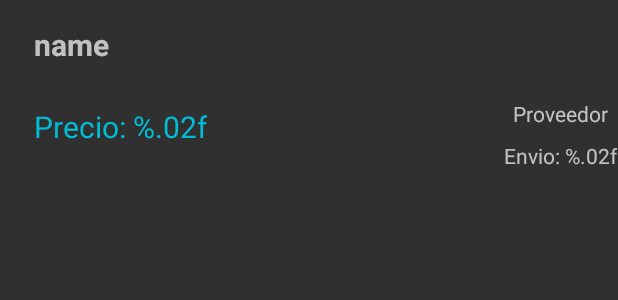
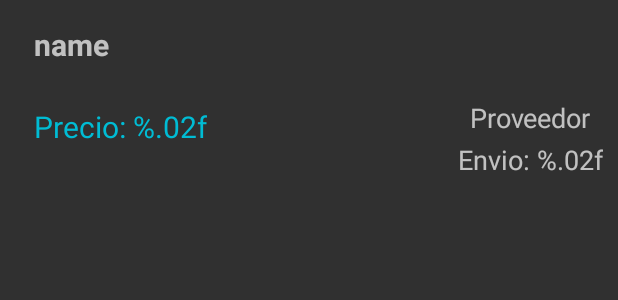
Before and after one commit to Ramy34/Catalogo, an Android app: the layout elemento_lista.xml on its own in the app's theme, with its tools: preview values and no code run, on a phone screen of 412 x 824 dp. Shown: the top 300 px of the screen. Run offline under Robolectric (Android 15) with nearby library versions, the phone set to English and light mode, and no system bars; network calls fail.

Commit message:
Mejoras técnicas

```diff
--- a/app/src/main/res/layout/elemento_lista.xml
+++ b/app/src/main/res/layout/elemento_lista.xml
@@ -27,14 +27,14 @@
         android:layout_width="wrap_content"
         android:layout_height="wrap_content"
         android:orientation="vertical"
-        app:layout_constraintGuide_begin="235dp" />
+        app:layout_constraintGuide_begin="190dp" />
 
     <androidx.constraintlayout.widget.Guideline
         android:id="@+id/guideline4"
         android:layout_width="wrap_content"
         android:layout_height="wrap_content"
         android:orientation="vertical"
-        app:layout_constraintGuide_begin="335dp" />
+        app:layout_constraintGuide_begin="295dp" />
 
     <ImageView
         android:id="@+id/iv"
@@ -66,6 +66,7 @@
         android:layout_marginTop="20dp"
         android:contentDescription="@string/descripcion"
         android:text="@string/proveedor"
+        android:textSize="18sp"
         app:layout_constraintEnd_toEndOf="parent"
         app:layout_constraintHorizontal_bias="0.507"
         app:layout_constraintStart_toStartOf="@+id/guideline4"
@@ -90,6 +91,7 @@
         android:layout_height="wrap_content"
         android:contentDescription="@string/descripcion"
         android:text="@string/envio"
+        android:textSize="18sp"
         app:layout_constraintBottom_toTopOf="@+id/guideline2"
         app:layout_constraintEnd_toEndOf="parent"
         app:layout_constraintHorizontal_bias="0.507"
```
